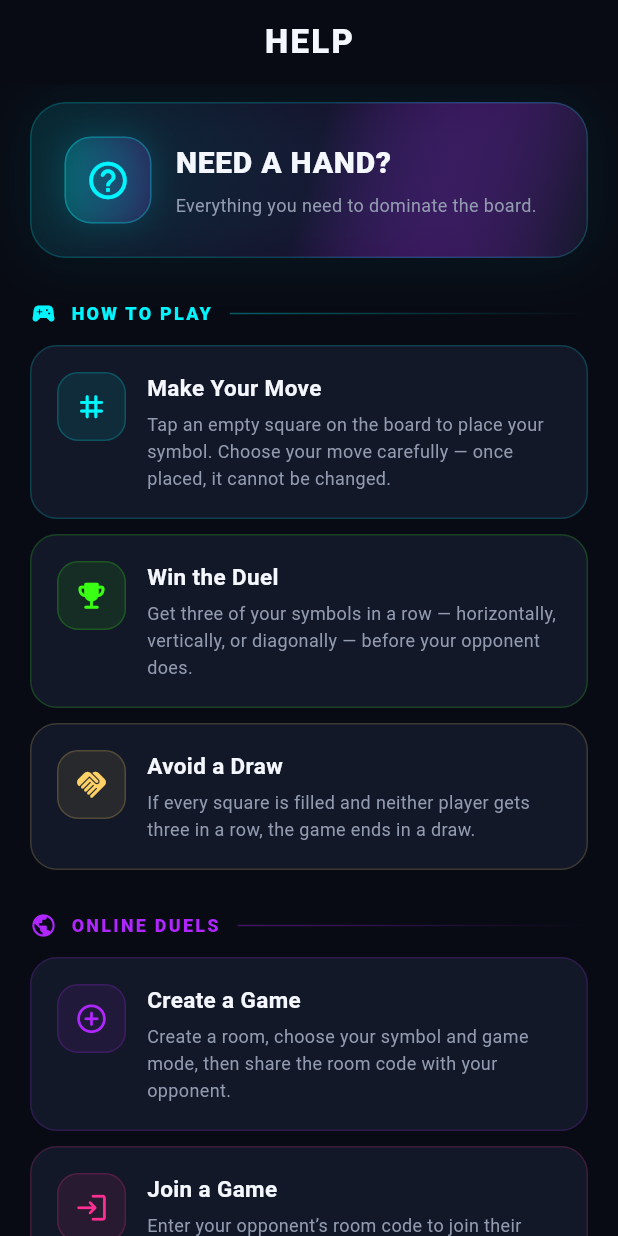
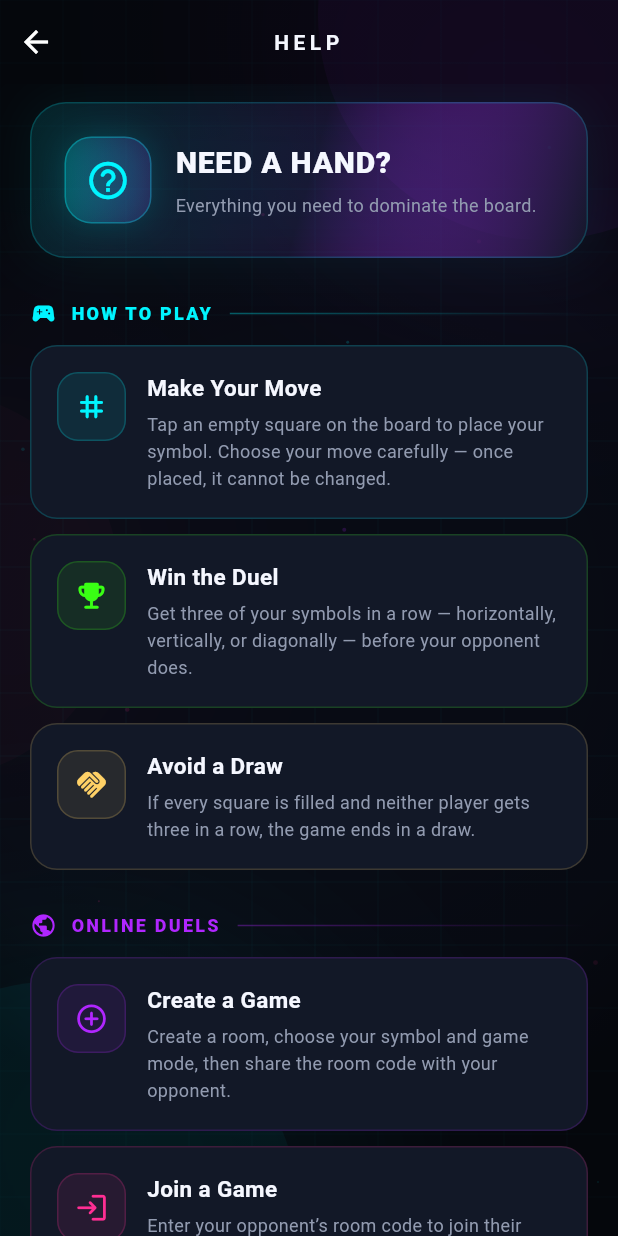
Before and after one commit to piro-piyush/TicTac-Duel, a Flutter app: the HelpScreen screen opened by its route, on a phone screen of 412 x 824 dp. Run offline on Flutter 3.47's test engine with Material 3 defaults, Android fonts, the phone set to English and light mode, and no system bars; our stand-ins replace go_router; Roboto replaces fonts that are missing (Poppins).

Commit message:
Refactor HelpScreen to use NeonBackgroundWidget instead of Scaffold

```diff
--- a/frontend/lib/screens/help_screen.dart
+++ b/frontend/lib/screens/help_screen.dart
@@ -1,4 +1,3 @@
-import 'package:flutter/material.dart';
 import 'package:tictac_duel/lib.dart';
 
 class HelpScreen extends StatelessWidget {
@@ -6,14 +5,8 @@ class HelpScreen extends StatelessWidget {
 
   @override
   Widget build(BuildContext context) {
-    return Scaffold(
-      appBar: AppBar(
-        title: const Text(
-          'HELP',
-          style: TextStyle(fontWeight: FontWeight.w800, letterSpacing: 1.5),
-        ),
-      ),
-      body: SafeArea(
+    return NeonBackgroundWidget(
+      title: 'HELP',
       child: SingleChildScrollView(
         padding: const EdgeInsets.fromLTRB(20, 12, 20, 32),
 
@@ -37,7 +30,6 @@ class HelpScreen extends StatelessWidget {
           ],
         ),
       ),
-      ),
     );
   }
 }
```
Lines whose indentation alone changed are shown as unchanged.
